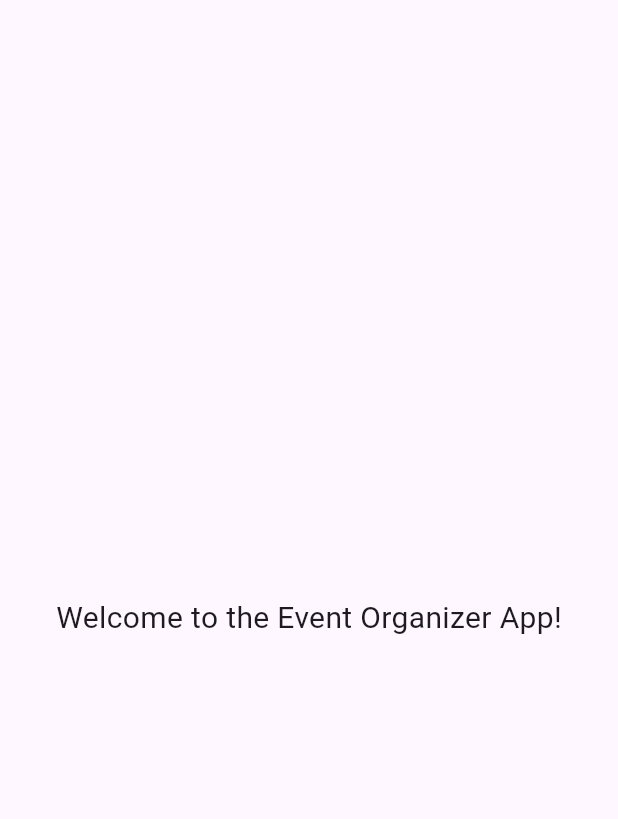
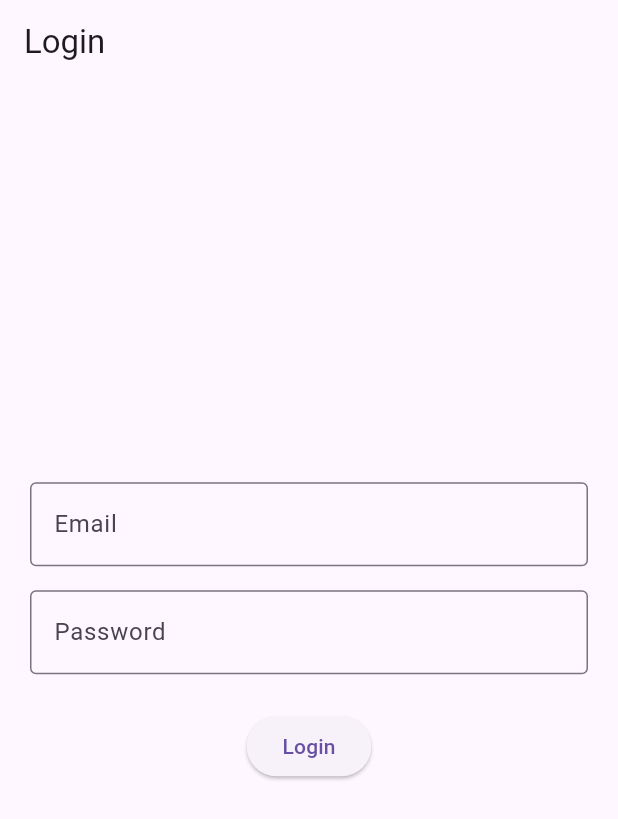
Before and after one commit to tsdebug/ticket_sales_app, a Flutter app: the screen it shows after launch, on a phone screen of 412 x 824 dp. Shown: the top 819 px of the screen. Run offline on Flutter 3.47's test engine with Material 3 defaults, Android fonts, the phone set to English and light mode, and no system bars.

Commit message:
updated main.dart

```diff
--- a/frontend/organizer_frontend/lib/main.dart
+++ b/frontend/organizer_frontend/lib/main.dart
@@ -1,35 +1,90 @@
 import 'package:flutter/material.dart';
 
 void main() {
-  runApp(const OrganizerApp());
+  runApp(const MyApp());
 }
 
-class OrganizerApp extends StatelessWidget {
-  const OrganizerApp({super.key});
+class MyApp extends StatelessWidget {
+  const MyApp({super.key});
 
   @override
   Widget build(BuildContext context) {
     return MaterialApp(
-      title: 'Event Organizer App',
+      title: 'Organizer Login',
       theme: ThemeData(
-        primarySwatch: Colors.deepPurple,
+        primarySwatch: Colors.indigo,
       ),
-      home: const SplashScreen(),
-      debugShowCheckedModeBanner: false,
+      home: const LoginScreen(),
     );
   }
 }
 
-class SplashScreen extends StatelessWidget {
-  const SplashScreen({super.key});
+class LoginScreen extends StatefulWidget {
+  const LoginScreen({super.key});
+
+  @override
+  State<LoginScreen> createState() => _LoginScreenState();
+}
+
+class _LoginScreenState extends State<LoginScreen> {
+  final TextEditingController _emailController = TextEditingController();
+  final TextEditingController _passwordController = TextEditingController();
+
+  String _message = '';
+
+  void _login() {
+    String email = _emailController.text.trim();
+    String password = _passwordController.text;
+
+    if (email.isEmpty || password.isEmpty) {
+      setState(() {
+        _message = 'Please fill in all fields.';
+      });
+    } else {
+      setState(() {
+        _message = 'Login successful for $email';
+      });
+
+      // TODO: Call API or navigate to next screen
+    }
+  }
 
   @override
   Widget build(BuildContext context) {
-    return const Scaffold(
-      body: Center(
-        child: Text(
-          'Welcome to the Event Organizer App!',
-          style: TextStyle(fontSize: 20),
+    return Scaffold(
+      appBar: AppBar(title: const Text("Login")),
+      body: Padding(
+        padding: const EdgeInsets.all(20.0),
+        child: Column(
+          mainAxisAlignment: MainAxisAlignment.center,
+          children: [
+            TextField(
+              controller: _emailController,
+              decoration: const InputDecoration(
+                labelText: 'Email',
+                border: OutlineInputBorder(),
+              ),
+            ),
+            const SizedBox(height: 16),
+            TextField(
+              controller: _passwordController,
+              decoration: const InputDecoration(
+                labelText: 'Password',
+                border: OutlineInputBorder(),
+              ),
+              obscureText: true,
+            ),
+            const SizedBox(height: 24),
+            ElevatedButton(
+              onPressed: _login,
+              child: const Text('Login'),
+            ),
+            const SizedBox(height: 16),
+            Text(
+              _message,
+              style: const TextStyle(color: Colors.red),
+            ),
+          ],
         ),
       ),
     );
```
